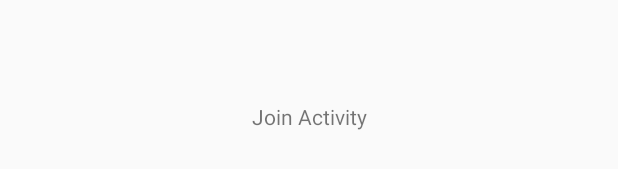
After one commit to shinyelee/my-solo-life, an Android app: the layout activity_join.xml on its own in the app's theme, with its tools: preview values and no code run, on a phone screen of 412 x 824 dp. The commit adds this screen. Shown: the part 501-670 px from the top of the screen. Run offline under Robolectric (Android 15) with nearby library versions, the phone set to English and light mode, and no system bars.

Commit message:
Create LoginActivity, JoinActivity / Update IntroActivity

```diff
--- /dev/null
+++ b/app/src/main/res/layout/activity_join.xml
@@ -0,0 +1,17 @@
+<?xml version="1.0" encoding="utf-8"?>
+
+<androidx.constraintlayout.widget.ConstraintLayout
+    xmlns:android="http://schemas.android.com/apk/res/android"
+    xmlns:app="http://schemas.android.com/apk/res-auto"
+    xmlns:tools="http://schemas.android.com/tools"
+    android:layout_width="match_parent"
+    android:layout_height="match_parent"
+    tools:context=".auth.JoinActivity">
+
+    <TextView
+        android:text="Join Activity"
+        android:layout_width="match_parent"
+        android:layout_height="match_parent"
+        android:gravity="center" />
+
+</androidx.constraintlayout.widget.ConstraintLayout>
--- a/app/src/main/res/values/strings.xml
+++ b/app/src/main/res/values/strings.xml
@@ -9,6 +9,4 @@
     <string name="join">회원 가입하기</string>
     <string name="guest">비회원 로그인</string>
 
-
-
 </resources>
```
Also changed, not shown: app/build.gradle (+23 -0 lines), app/src/main/AndroidManifest.xml (+8 -0 lines), app/src/main/java/com/shinyelee/my_solo_life/auth/IntroActivity.kt (+44 -1 lines), app/src/main/java/com/shinyelee/my_solo_life/auth/JoinActivity.kt (added, +15 -0 lines), app/src/main/java/com/shinyelee/my_solo_life/auth/LoginActivity.kt (added, +15 -0 lines), app/src/main/res/layout/activity_login.xml (added, +17 -0 lines), build.gradle (+11 -3 lines).
